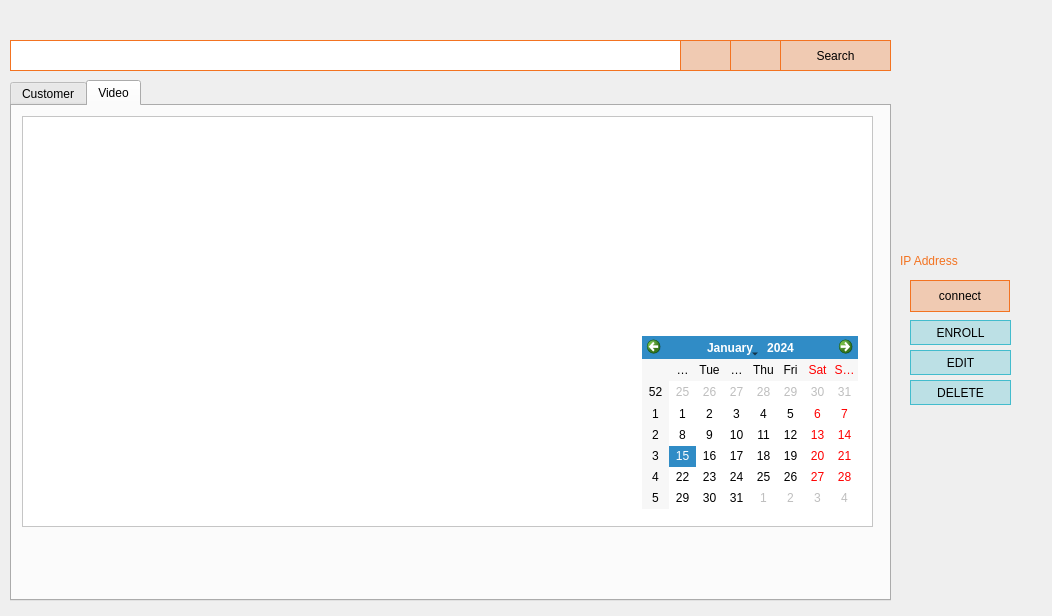
First picture: the form in cctv_36/src/ui/search.ui, repository VEDA-ThirtySix/PAMS-client, before the edit.
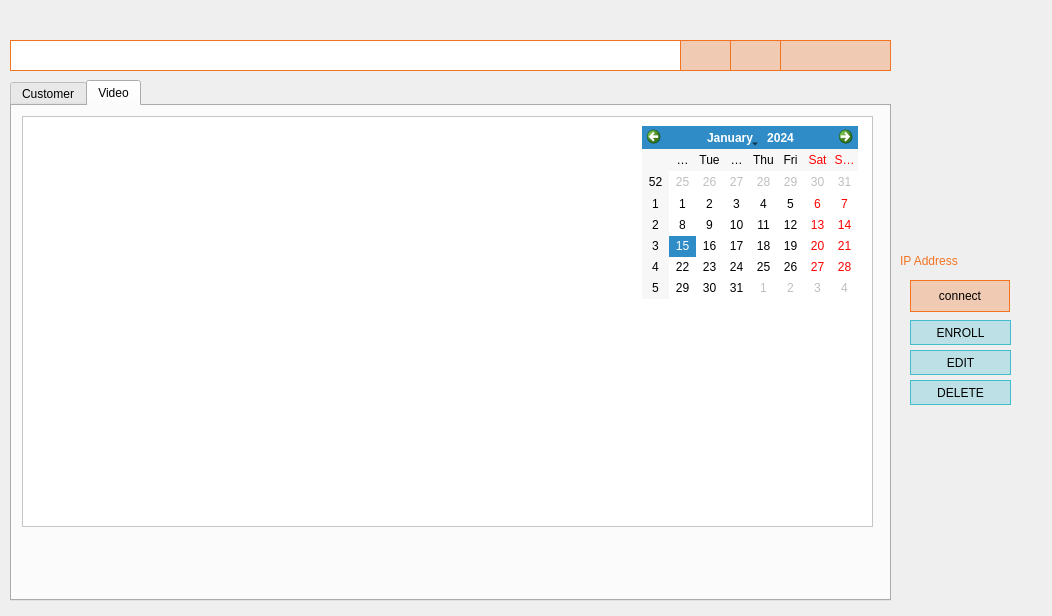
Second picture: the form after the edit. Icons and pictures are not drawn.

What changed in the file:
```diff
--- a/cctv_36/src/ui/search.ui
+++ b/cctv_36/src/ui/search.ui
@@ -231,7 +231,7 @@
      <property name="geometry">
       <rect>
        <x>630</x>
-       <y>230</y>
+       <y>20</y>
        <width>216</width>
        <height>173</height>
       </rect>
@@ -377,7 +377,11 @@
 	font: 500 11pt &quot;Quicksand Medium&quot;;</string>
    </property>
    <property name="text">
-    <string>Search</string>
+    <string/>
+   </property>
+   <property name="icon">
+    <iconset resource="../../images.qrc">
+     <normaloff>:/images/search.png</normaloff>:/images/search.png</iconset>
    </property>
   </widget>
   <widget class="QPushButton" name="pushButton_connect">
```
Left out of the diff: 2 changed lines with no effect on the pictures.
